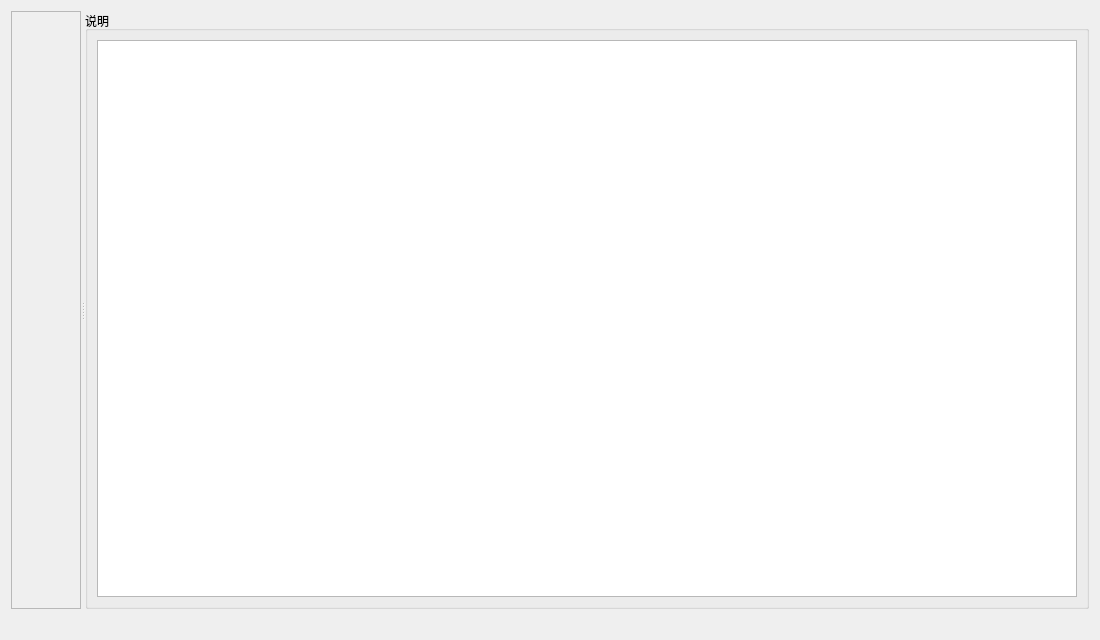
The window that ui/qt/mms_process_analysis_dialog.ui (marshalyyx2000/wireshark) describes before a commit, drawn with Qt 5.
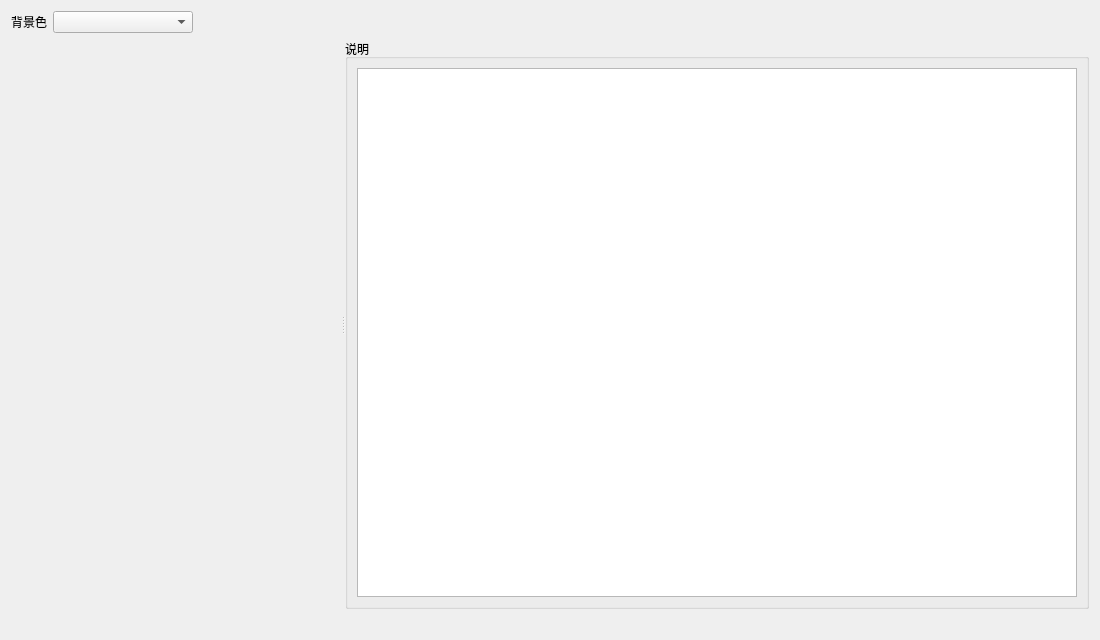
The same window after the commit. Custom widgets are drawn as their Qt base class.

Commit message: Add sticky time column, background color picker, and spontaneous value list to MMS process analysis.

Patch:
```diff
--- a/ui/qt/mms_process_analysis_dialog.ui
+++ b/ui/qt/mms_process_analysis_dialog.ui
@@ -14,6 +14,43 @@
    <string>MMS报文过程分析</string>
   </property>
   <layout class="QVBoxLayout" name="verticalLayout">
+   <item>
+    <layout class="QHBoxLayout" name="toolbarLayout">
+     <item>
+      <widget class="QLabel" name="bgColorLabel">
+       <property name="text">
+        <string>背景色</string>
+       </property>
+      </widget>
+     </item>
+     <item>
+      <widget class="QComboBox" name="bgColorCombo">
+       <property name="minimumSize">
+        <size>
+         <width>140</width>
+         <height>0</height>
+        </size>
+       </property>
+       <property name="toolTip">
+        <string>时序图背景色（常见色下拉列表）</string>
+       </property>
+      </widget>
+     </item>
+     <item>
+      <spacer name="toolbarSpacer">
+       <property name="orientation">
+        <enum>Qt::Horizontal</enum>
+       </property>
+       <property name="sizeHint" stdset="0">
+        <size>
+         <width>40</width>
+         <height>20</height>
+        </size>
+       </property>
+      </spacer>
+     </item>
+    </layout>
+   </item>
    <item>
     <widget class="QSplitter" name="mainSplitter">
      <property name="orientation">
@@ -25,14 +62,61 @@
        <verstretch>1</verstretch>
       </sizepolicy>
      </property>
-     <widget class="QScrollArea" name="diagramScroll">
-      <property name="widgetResizable">
-       <bool>false</bool>
-      </property>
-      <property name="alignment">
-       <set>Qt::AlignLeft|Qt::AlignTop</set>
-      </property>
-      <widget class="MmsProcessDiagramWidget" name="diagramWidget"/>
+     <widget class="QWidget" name="diagramPanel" native="true">
+      <layout class="QHBoxLayout" name="diagramPanelLayout">
+       <property name="leftMargin">
+        <number>0</number>
+       </property>
+       <property name="topMargin">
+        <number>0</number>
+       </property>
+       <property name="rightMargin">
+        <number>0</number>
+       </property>
+       <property name="bottomMargin">
+        <number>0</number>
+       </property>
+       <property name="spacing">
+        <number>0</number>
+       </property>
+       <item>
+        <widget class="QScrollArea" name="timeVScroll">
+         <property name="frameShape">
+          <enum>QFrame::NoFrame</enum>
+         </property>
+         <property name="widgetResizable">
+          <bool>false</bool>
+         </property>
+         <property name="horizontalScrollBarPolicy">
+          <enum>Qt::ScrollBarAlwaysOff</enum>
+         </property>
+         <property name="verticalScrollBarPolicy">
+          <enum>Qt::ScrollBarAlwaysOff</enum>
+         </property>
+         <property name="maximumSize">
+          <size>
+           <width>56</width>
+           <height>16777215</height>
+          </size>
+         </property>
+         <widget class="MmsProcessTimeColumnWidget" name="timeColumn" native="true"/>
+        </widget>
+       </item>
+       <item>
+        <widget class="QScrollArea" name="diagramScroll">
+         <property name="frameShape">
+          <enum>QFrame::NoFrame</enum>
+         </property>
+         <property name="widgetResizable">
+          <bool>false</bool>
+         </property>
+         <property name="alignment">
+          <set>Qt::AlignLeft|Qt::AlignTop</set>
+         </property>
+         <widget class="MmsProcessDiagramWidget" name="diagramWidget"/>
+        </widget>
+       </item>
+      </layout>
      </widget>
      <widget class="QGroupBox" name="explainGroup">
       <property name="title">
@@ -73,6 +157,12 @@
    <header>mms_process_diagram_widget.h</header>
    <container>1</container>
   </customwidget>
+  <customwidget>
+   <class>MmsProcessTimeColumnWidget</class>
+   <extends>QWidget</extends>
+   <header>mms_process_time_column_widget.h</header>
+   <container>1</container>
+  </customwidget>
  </customwidgets>
  <resources/>
  <connections/>
```
The commit also changes 9 other files.
